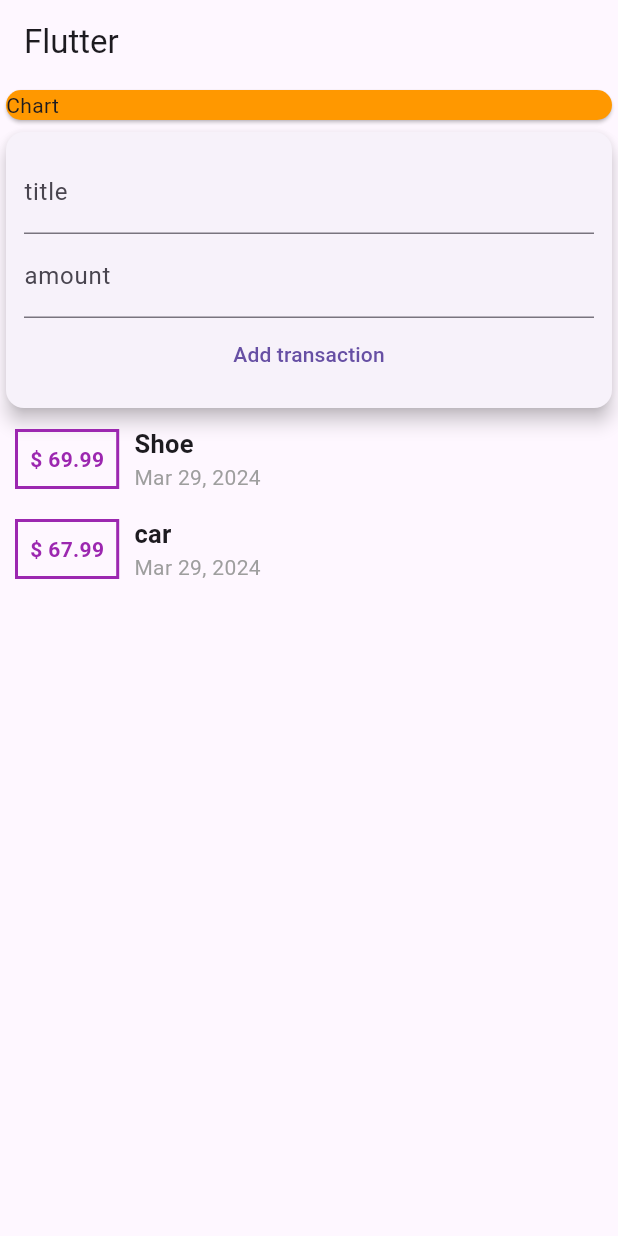
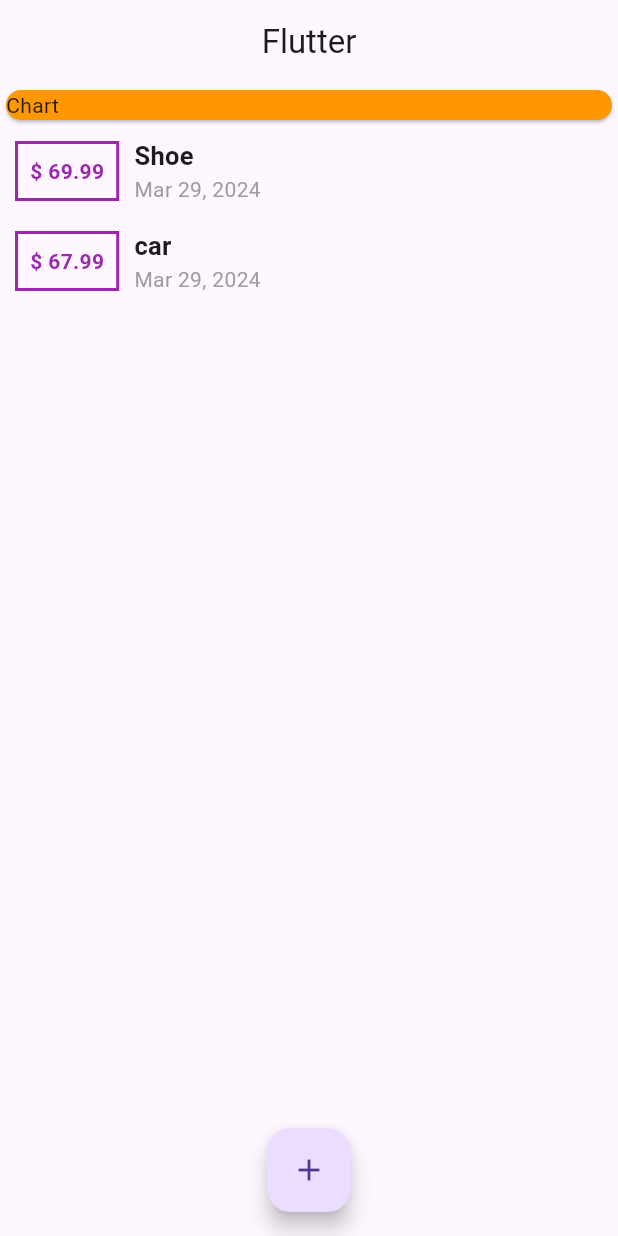
Before and after one commit to saud23058/Personal-Expenses-App-In-Flutter, a Flutter app: the screen it shows after launch, on a phone screen of 412 x 824 dp. Run offline on Flutter 3.47's test engine with Material 3 defaults, Android fonts, the phone set to English and light mode, and no system bars.

Commit message:
third commit

```diff
--- a/lib/main.dart
+++ b/lib/main.dart
@@ -1,8 +1,9 @@
 import 'package:flutter/material.dart';
-import 'package:personal_expenses_app/models/transaction.dart';
 import 'package:personal_expenses_app/widgets/newTransaction.dart';
 import 'package:personal_expenses_app/widgets/transactionsList.dart';
-import 'package:personal_expenses_app/widgets/userTransaction.dart';
+
+
+import 'models/transaction.dart';
 
 void main() => runApp(const MyApp());
 
@@ -12,21 +13,64 @@ class MyApp extends StatelessWidget {
   @override
   Widget build(BuildContext context) {
     return const MaterialApp(
-      debugShowCheckedModeBanner: false,
-      home: HomePage()
-    );
+        debugShowCheckedModeBanner: false, home: HomePage());
   }
 }
 
-class HomePage extends StatelessWidget {
+class HomePage extends StatefulWidget {
   const HomePage({super.key});
+
+  @override
+  State<HomePage> createState() => _HomePageState();
+}
+
+class _HomePageState extends State<HomePage> {
+  final List<Transaction> userTransaction = [
+    Transaction(
+      id: "t1",
+      title: "Shoe",
+      money: 69.99,
+      date: DateTime.now(),
+    ),
+    Transaction(
+      id: "t2",
+      title: "car",
+      money: 67.99,
+      date: DateTime.now(),
+    )
+  ];
+
+  void _addNewTransaction(String title, double amount) {
+    print("Function Called");
+    final newTx = Transaction(
+      title: title,
+      money: amount,
+      id: DateTime.now().toString(),
+      date: DateTime.now(),
+    );
+    setState(() {
+      userTransaction.add(newTx);
+    });
+  }
+  void startAddNewTransaction(BuildContext context) {
+    showModalBottomSheet(
+      context: context,
+      builder: (context) {
+        return NewTransaction(newTx: _addNewTransaction);
+      },
+    );
+  }
+
+
   @override
   Widget build(BuildContext context) {
     return Scaffold(
       appBar: AppBar(
+        centerTitle: true,
         title: const Text("Flutter"),
       ),
-      body: Column(
+      body: SingleChildScrollView(
+        child: Column(
           children: [
             Container(
                 width: double.infinity,
@@ -34,8 +78,15 @@ class HomePage extends StatelessWidget {
                   color: Colors.orange,
                   child: Text("Chart"),
                 )),
-          const UserTransactions()
+            TransactionsList(transaction:userTransaction )
+
           ],
+        ),
+      ),
+      floatingActionButtonLocation: FloatingActionButtonLocation.centerFloat,
+      floatingActionButton: FloatingActionButton(
+        onPressed: ()=>startAddNewTransaction(context),
+        child: const Icon(Icons.add),
       ),
     );
   }
--- a/lib/widgets/transactionsList.dart
+++ b/lib/widgets/transactionsList.dart
@@ -10,8 +10,11 @@ class TransactionsList extends StatelessWidget {
 
   @override
   Widget build(BuildContext context) {
-    return  Column(
-      children: transaction.map((tx) {
+    return  Container(
+      height: 400,
+      child: ListView.builder(
+        itemCount: transaction.length,
+        itemBuilder: (context, index){
           return Row(
             children: [
               Container(
@@ -27,7 +30,7 @@ class TransactionsList extends StatelessWidget {
                 child: Padding(
                   padding: const EdgeInsets.all(8.0),
                   child: Text(
-                  "\$ ${tx.money}",
+                    "\$ ${transaction[index].money.toStringAsFixed(2)}",
                     style: const TextStyle(
                         color: Colors.purple, fontWeight: FontWeight.bold),
                   ),
@@ -37,19 +40,20 @@ class TransactionsList extends StatelessWidget {
                 crossAxisAlignment: CrossAxisAlignment.start,
                 children: [
                   Text(
-                  tx.title,
+                    transaction[index].title,
                     style: const TextStyle(
                         fontWeight: FontWeight.bold, fontSize: 17),
                   ),
                   Text(
-                  DateFormat.yMMMd().format(tx.date),
+                    DateFormat.yMMMd().format(transaction[index].date),
                     style: const TextStyle(color: Colors.grey),
                   )
                 ],
               ),
             ],
           );
-      }).toList(),
+        },
+      ),
     );
   }
 }
--- a/lib/widgets/userTransaction.dart
+++ /dev/null
@@ -1,54 +0,0 @@
-import 'package:flutter/material.dart';
-import 'package:personal_expenses_app/widgets/newTransaction.dart';
-import 'package:personal_expenses_app/widgets/transactionsList.dart';
-
-import '../models/transaction.dart';
-
-class UserTransactions extends StatefulWidget {
-  const UserTransactions({super.key});
-
-  @override
-  State<UserTransactions> createState() => _UserTransactionsState();
-}
-
-class _UserTransactionsState extends State<UserTransactions> {
-  final List<Transaction> userTransaction = [
-    Transaction(
-      id: "t1",
-      title: "Shoe",
-      money: 69.99,
-      date: DateTime.now(),
-    ),
-    Transaction(
-      id: "t2",
-      title: "car",
-      money: 67.99,
-      date: DateTime.now(),
-    )
-  ];
-
-  void _addNewTransaction(String title, double amount) {
-    print("Function Called");
-    final newTx = Transaction(
-      title: title,
-      money: amount,
-      id: DateTime.now().toString(),
-      date: DateTime.now(),
-    );
-    setState(() {
-      userTransaction.add(newTx);
-    });
-  }
-
-  @override
-  Widget build(BuildContext context) {
-    return Column(
-      children: [
-        NewTransaction(newTx:_addNewTransaction),
-        TransactionsList(
-          transaction: userTransaction,
-        )
-      ],
-    );
-  }
-}
```
Also changed, not shown: lib/widgets/newTransaction.dart (+33 -7 lines). Lines whose indentation alone changed are shown as unchanged.
